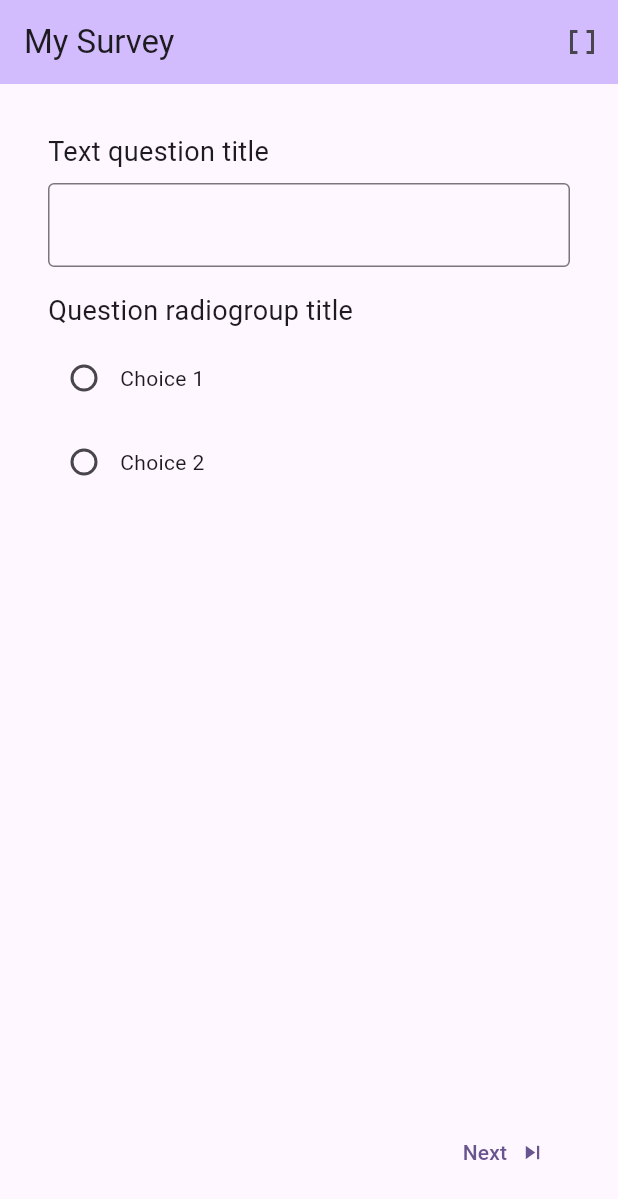
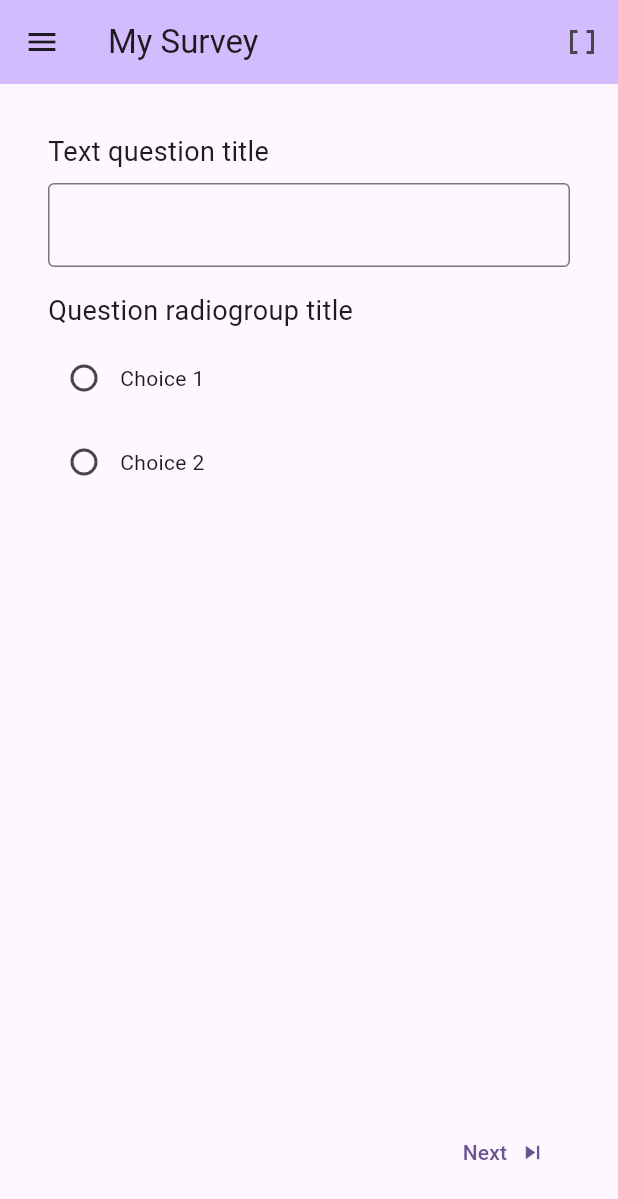
Before and after one commit to tsv2013/surveyjs-flutter-example, a Flutter app: the screen it shows after launch, on a phone screen of 412 x 824 dp. Shown: the top 1199 px of the screen. Run offline on Flutter 3.47's test engine with Material 3 defaults, Android fonts, the phone set to English and light mode, and no system bars.

Commit message:
Implemented TOC

```diff
--- a/lib/src/panel.dart
+++ b/lib/src/panel.dart
@@ -6,6 +6,7 @@ abstract class IPanel {
   List<SurveyElement> getElements();
   Question? getQuestionByName(String name);
   List<Question> getAllQuestions();
+  String get navTitle => '';
 }
 
 class Panel extends SurveyElement implements IPanel {
@@ -13,6 +14,7 @@ class Panel extends SurveyElement implements IPanel {
     "type": "panel",
     'parent': 'element',
     "properties": [
+      "name",
       {"name": 'elements', "type": 'element[]'}
     ]
   };
@@ -35,6 +37,14 @@ class Panel extends SurveyElement implements IPanel {
     } else {
       super.add(propertyName, value);
     }
+  }
+
+  dynamic get name {
+    return get('name');
+  }
+
+  set name(dynamic newName) {
+    set('name', newName);
   }
 
   List<SurveyElement> get elements {
@@ -77,4 +87,7 @@ class Panel extends SurveyElement implements IPanel {
     }
     return result;
   }
+
+  @override
+  String get navTitle => title ?? name ?? '';
 }
--- a/lib/src/survey.dart
+++ b/lib/src/survey.dart
@@ -7,6 +7,7 @@ class Survey extends Panel {
     "type": "survey",
     'parent': 'panel',
     "properties": [
+      {"name": 'showTOC', "type": 'bool'},
       {"name": 'pages', "type": 'panel[]'}
     ]
   };
@@ -108,4 +109,12 @@ class Survey extends Panel {
     result.addAll(super.getAllQuestions());
     return result;
   }
+
+  bool get showTOC {
+    return get('showTOC');
+  }
+
+  set showTOC(bool newValue) {
+    set('showTOC', newValue);
+  }
 }
--- a/lib/src/widgets/survey.dart
+++ b/lib/src/widgets/survey.dart
@@ -9,10 +9,16 @@ class SurveyWidget extends StatelessWidget {
 
   @override
   Widget build(BuildContext context) {
+    return StreamBuilder(
+        stream:
+            (survey.getChangesStream('currentPage') as StreamController).stream,
+        initialData: survey.currentPage,
+        builder: (BuildContext context, AsyncSnapshot snapshot) {
           return Scaffold(
               appBar: survey.title != null
                   ? AppBar(
-              backgroundColor: Theme.of(context).colorScheme.inversePrimary,
+                      backgroundColor:
+                          Theme.of(context).colorScheme.inversePrimary,
                       title: Text(survey.title!),
                       actions: [
                         IconButton(
@@ -27,31 +33,57 @@ class SurveyWidget extends StatelessWidget {
                       ],
                     )
                   : null,
+              drawer: survey.showTOC
+                  ? Drawer(
+                      child: ListView(
+                        padding: EdgeInsets.zero,
+                        children: <Widget>[
+                          DrawerHeader(
+                            decoration: BoxDecoration(
+                              color:
+                                  Theme.of(context).colorScheme.inversePrimary,
+                            ),
+                            child: Text(
+                              survey.title!,
+                              style: TextStyle(
+                                color: Theme.of(context).colorScheme.primary,
+                                fontSize: 24,
+                              ),
+                            ),
+                          ),
+                          ...survey.pages.map(
+                            (page) => ListTile(
+                              title: Text(
+                                page.navTitle,
+                                style: TextStyle(
+                                  fontWeight: page == survey.currentPage
+                                      ? FontWeight.bold
+                                      : FontWeight.normal,
+                                ),
+                              ),
+                              onTap: () {
+                                survey.currentPage = page;
+                                Navigator.pop(context);
+                              },
+                            ),
+                          ),
+                        ],
+                      ),
+                    )
+                  : null,
               body: SingleChildScrollView(
                   // Center is a layout widget. It takes a single child and positions it
                   // in the middle of the parent.
                   child: Padding(
                 padding: const EdgeInsets.all(32.0),
-              child: StreamBuilder(
-                  stream: (survey.getChangesStream('currentPage')
-                          as StreamController)
-                      .stream,
-                  initialData: survey.currentPage,
-                  builder: (BuildContext context, AsyncSnapshot snapshot) {
-                    return PanelWidget(survey.currentPage);
-                  }))),
-      bottomNavigationBar: StreamBuilder(
-          stream: (survey.getChangesStream('currentPage') as StreamController)
-              .stream,
-          initialData: survey.currentPage,
-          builder: (BuildContext context, AsyncSnapshot snapshot) {
-            return Padding(
+                child: PanelWidget(survey.currentPage),
+              )),
+              bottomNavigationBar: Padding(
                   padding: const EdgeInsets.all(32.0),
                   child: Row(
                     children: getNavigationActions(),
-                ));
-          }),
-    );
+                  )));
+        });
   }
 
   getNavigationActions() {
```
Lines whose indentation alone changed are shown as unchanged.
